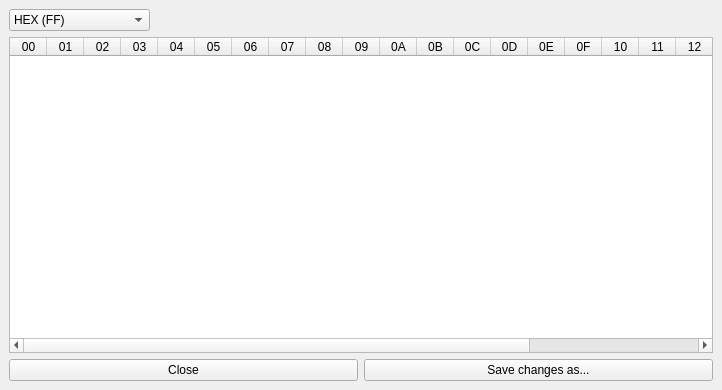
Before: the Qt Designer form qtgui/frames/hex_viewer_widget.ui in PinguinoIDE/pinguino-ide, drawn with Qt 5.
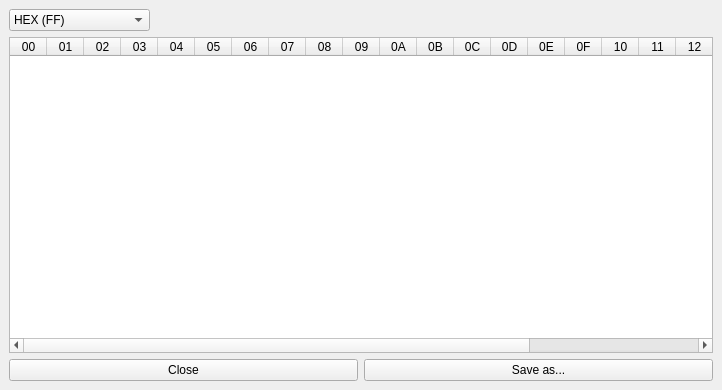
After: the same form once the commit is applied.

Diff of the .ui file:
```diff
--- a/qtgui/frames/hex_viewer_widget.ui
+++ b/qtgui/frames/hex_viewer_widget.ui
@@ -202,7 +202,7 @@
          <bool>true</bool>
         </property>
         <property name="text">
-         <string>Save changes as...</string>
+         <string>Save as...</string>
         </property>
        </widget>
       </item>
```
